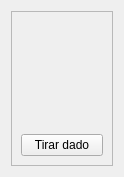
The window that ui/wdgPlayerDado.ui (turulomio/glparchis) describes before a commit, drawn with Qt 5.
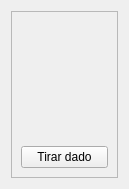
The same window after the commit. Icons and pictures are not drawn.

Commit message: Ahora se centra el lanzar dado, las imágenes en la pantalla de inicio

What changed in the file:
```diff
--- a/ui/wdgPlayerDado.ui
+++ b/ui/wdgPlayerDado.ui
@@ -6,8 +6,8 @@
    <rect>
     <x>0</x>
     <y>0</y>
-    <width>124</width>
-    <height>177</height>
+    <width>129</width>
+    <height>189</height>
    </rect>
   </property>
   <property name="windowTitle">
@@ -22,11 +22,17 @@
      <property name="frameShadow">
       <enum>QFrame::Raised</enum>
      </property>
-     <layout class="QHBoxLayout" name="horizontalLayout">
+     <layout class="QHBoxLayout" name="horizontalLayout_4">
       <item>
        <layout class="QVBoxLayout" name="verticalLayout">
         <item>
          <widget class="QLabel" name="lblName">
+          <property name="sizePolicy">
+           <sizepolicy hsizetype="Expanding" vsizetype="Preferred">
+            <horstretch>0</horstretch>
+            <verstretch>0</verstretch>
+           </sizepolicy>
+          </property>
           <property name="font">
            <font>
             <weight>75</weight>
@@ -39,6 +45,21 @@
          </widget>
         </item>
         <item>
+         <layout class="QHBoxLayout" name="horizontalLayout">
+          <item>
+           <spacer name="horizontalSpacer">
+            <property name="orientation">
+             <enum>Qt::Horizontal</enum>
+            </property>
+            <property name="sizeHint" stdset="0">
+             <size>
+              <width>40</width>
+              <height>20</height>
+             </size>
+            </property>
+           </spacer>
+          </item>
+          <item>
          <widget class="QLabel" name="pixmap">
           <property name="maximumSize">
            <size>
@@ -58,6 +79,36 @@
          </widget>
         </item>
         <item>
+           <spacer name="horizontalSpacer_2">
+            <property name="orientation">
+             <enum>Qt::Horizontal</enum>
+            </property>
+            <property name="sizeHint" stdset="0">
+             <size>
+              <width>40</width>
+              <height>20</height>
+             </size>
+            </property>
+           </spacer>
+          </item>
+         </layout>
+        </item>
+        <item>
+         <layout class="QHBoxLayout" name="horizontalLayout_3">
+          <item>
+           <spacer name="horizontalSpacer_3">
+            <property name="orientation">
+             <enum>Qt::Horizontal</enum>
+            </property>
+            <property name="sizeHint" stdset="0">
+             <size>
+              <width>40</width>
+              <height>20</height>
+             </size>
+            </property>
+           </spacer>
+          </item>
+          <item>
          <widget class="QLabel" name="lblDado">
           <property name="maximumSize">
            <size>
@@ -77,19 +128,28 @@
          </widget>
         </item>
         <item>
+           <spacer name="horizontalSpacer_4">
+            <property name="orientation">
+             <enum>Qt::Horizontal</enum>
+            </property>
+            <property name="sizeHint" stdset="0">
+             <size>
+              <width>40</width>
+              <height>20</height>
+             </size>
+            </property>
+           </spacer>
+          </item>
+         </layout>
+        </item>
+        <item>
          <widget class="QPushButton" name="cmd">
           <property name="sizePolicy">
-           <sizepolicy hsizetype="Preferred" vsizetype="Fixed">
+           <sizepolicy hsizetype="Expanding" vsizetype="Fixed">
             <horstretch>0</horstretch>
             <verstretch>0</verstretch>
            </sizepolicy>
           </property>
-          <property name="maximumSize">
-           <size>
-            <width>100</width>
-            <height>16777215</height>
-           </size>
-          </property>
           <property name="text">
            <string>Tirar dado</string>
           </property>
```
Lines whose indentation alone changed are shown as unchanged. The commit also changes 7 other files.
